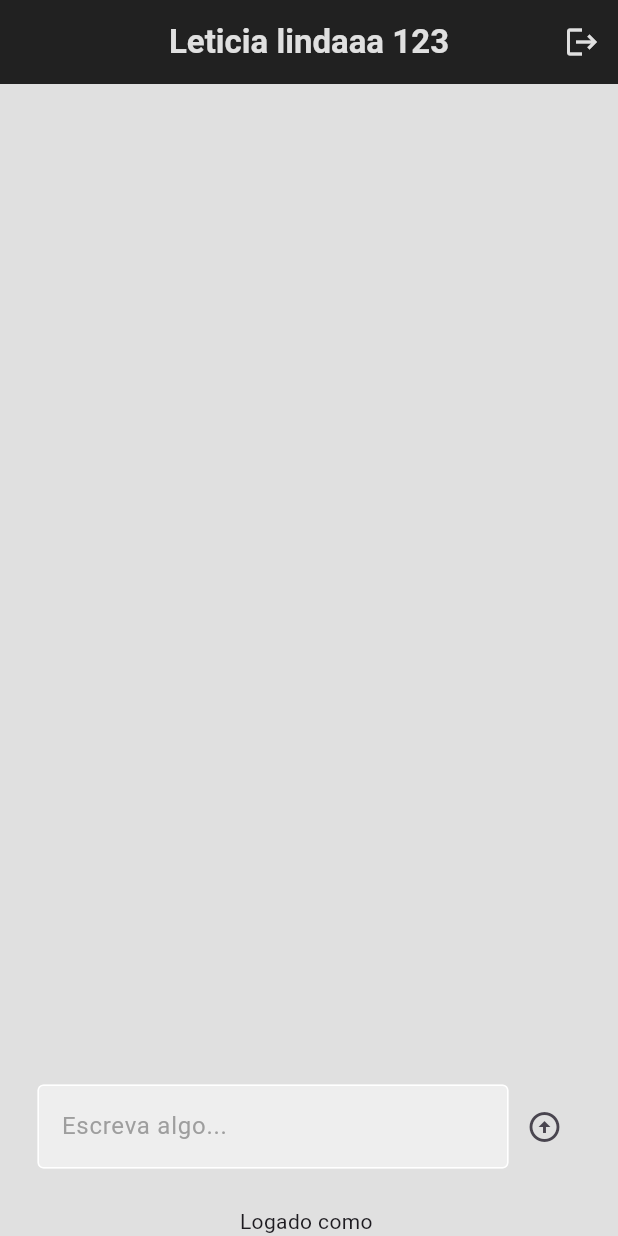
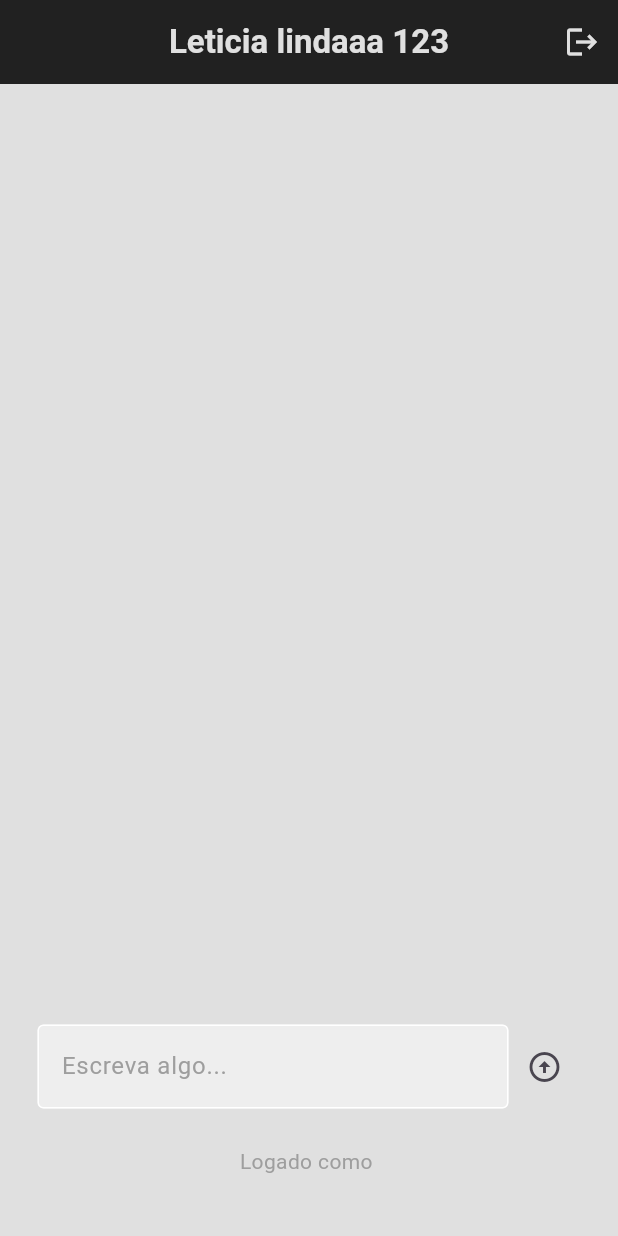
Before and after one commit to RyanP0612/ativExtensao2, a Flutter app: the screen it shows once a user with an empty profile is signed in, on a phone screen of 412 x 824 dp. Run offline on Flutter 3.47's test engine with Material 3 defaults, Android fonts, the phone set to English and light mode, and no system bars; our stand-ins replace cloud_firestore, firebase_auth, firebase_core; accounts and stored records are empty.

```diff
--- a/app_base/lib/pages/home_page.dart
+++ b/app_base/lib/pages/home_page.dart
@@ -6,7 +6,6 @@ import 'package:firebase_core/firebase_core.dart';
 import 'package:flutter/material.dart';
 
 class HomePage extends StatefulWidget {
-
   const HomePage({super.key});
 
   @override
@@ -14,28 +13,34 @@ class HomePage extends StatefulWidget {
 }
 
 class _HomePageState extends State<HomePage> {
-
   // user
   final currentUser = FirebaseAuth.instance.currentUser!;
 
   // text controller
   final textController = TextEditingController();
 
-  void signOut(){
+  void signOut() {
     FirebaseAuth.instance.signOut();
   }
 
   // post message
 
-  void postMessage(){
+  void postMessage() {
 // só poste se tiver algo no textfield
-if(textController.text.isNotEmpty){
+    if (textController.text.isNotEmpty) {
       FirebaseFirestore.instance.collection("User Post").add({
         "UserEmail": currentUser.email,
-    "Message":textController.text,
+        "Message": textController.text,
         "TimeStamp": Timestamp.now(),
+        'Likes':[],
       });
     }
+
+    // limpar textField
+
+    setState(() {
+      textController.clear();
+    });
   }
 
   @override
@@ -45,12 +50,18 @@ if(textController.text.isNotEmpty){
       appBar: AppBar(
         backgroundColor: Colors.grey[900],
         centerTitle: true,
-        title: Text("Leticia lindaaa 123", style: TextStyle(color: Colors.grey[300], fontWeight: FontWeight.bold),
-
+        title: Text(
+          "Leticia lindaaa 123",
+          style:
+              TextStyle(color: Colors.grey[300], fontWeight: FontWeight.bold),
         ),
-
         actions: [
-          IconButton(onPressed: signOut, icon: Icon(Icons.logout, color:Colors.grey[300],))
+          IconButton(
+              onPressed: signOut,
+              icon: Icon(
+                Icons.logout,
+                color: Colors.grey[300],
+              ))
         ],
       ),
       body: Center(
@@ -62,8 +73,11 @@ if(textController.text.isNotEmpty){
               child: StreamBuilder(
                 // Define o fluxo de dados que o StreamBuilder irá escutar
                 stream: FirebaseFirestore.instance
-        .collection("User Posts") // Acessa a coleção chamada "User Posts" no Firestore
-        .orderBy("Timestamp", descending: false) // Ordena os documentos pelo campo "Timestamp" em ordem crescente
+                    .collection(
+                        "User Post") // Acessa a coleção chamada "User Posts" no Firestore
+                    .orderBy("TimeStamp",
+                        descending:
+                            false) // Ordena os documentos pelo campo "Timestamp" em ordem crescente
                     .snapshots(), // Retorna um fluxo de atualizações em tempo real
                 builder: (context, snapshot) {
                   // Verifica se o snapshot contém dados
@@ -75,39 +89,51 @@ if(textController.text.isNotEmpty){
                       itemBuilder: (context, index) {
                         // Obtém o documento do índice atual da lista de documentos
                         final post = snapshot.data!.docs[index];
-            return LeticiaLindaPost(message: post['Message'], user: post["UserEmail"]);
+                        return LeticiaLindaPost(
+                            message: post['Message'], user: post["UserEmail"], postId: post.id,likes: List<String>.from(post['Likes'] ?? []),);
                         // O retorno do widget para cada item da lista deve ser definido aqui
                       },
                     );
-      } else if(snapshot.hasError){
-        return Center(child: Text("Erro: ${snapshot.error.toString()}"),);
+                  } else if (snapshot.hasError) {
+                    return Center(
+                      child: Text("Erro: ${snapshot.error.toString()}"),
+                    );
                   }
-      return const Center(child: CircularProgressIndicator(),);
+                  return const Center(
+                    child: CircularProgressIndicator(),
+                  );
                 },
               ),
             ),
-
 
             // post mensagem
             Padding(
               padding: const EdgeInsets.all(25.0),
               child: Row(
-
                 children: [
                   // textfield
                   Expanded(
-                    child: MyTextField(controller: textController, hintText: "Escreva algo...", obscureText: false)
-                     ),
+                      child: MyTextField(
+                          controller: textController,
+                          hintText: "Escreva algo...",
+                          obscureText: false)),
 
                   //  postbutton
-                    IconButton(onPressed: postMessage, icon: Icon(Icons.arrow_circle_up)),
+                  IconButton(
+                      onPressed: postMessage,
+                      icon: Icon(Icons.arrow_circle_up)),
                 ],
               ),
             ),
 
-
             // logado como
-            Text("Logado como ${currentUser.email}"),
+            Text(
+              "Logado como ${currentUser.email}",
+              style: TextStyle(color: Colors.grey),
+            ),
+            const SizedBox(
+              height: 40,
+            )
           ],
         ),
       ),
```
Also changed, not shown: app_base/lib/components/like_button.dart (added, +18 -0 lines), app_base/lib/components/wall_post.dart (+68 -10 lines), app_base/pubspec.lock. Lines whose indentation alone changed are shown as unchanged.
